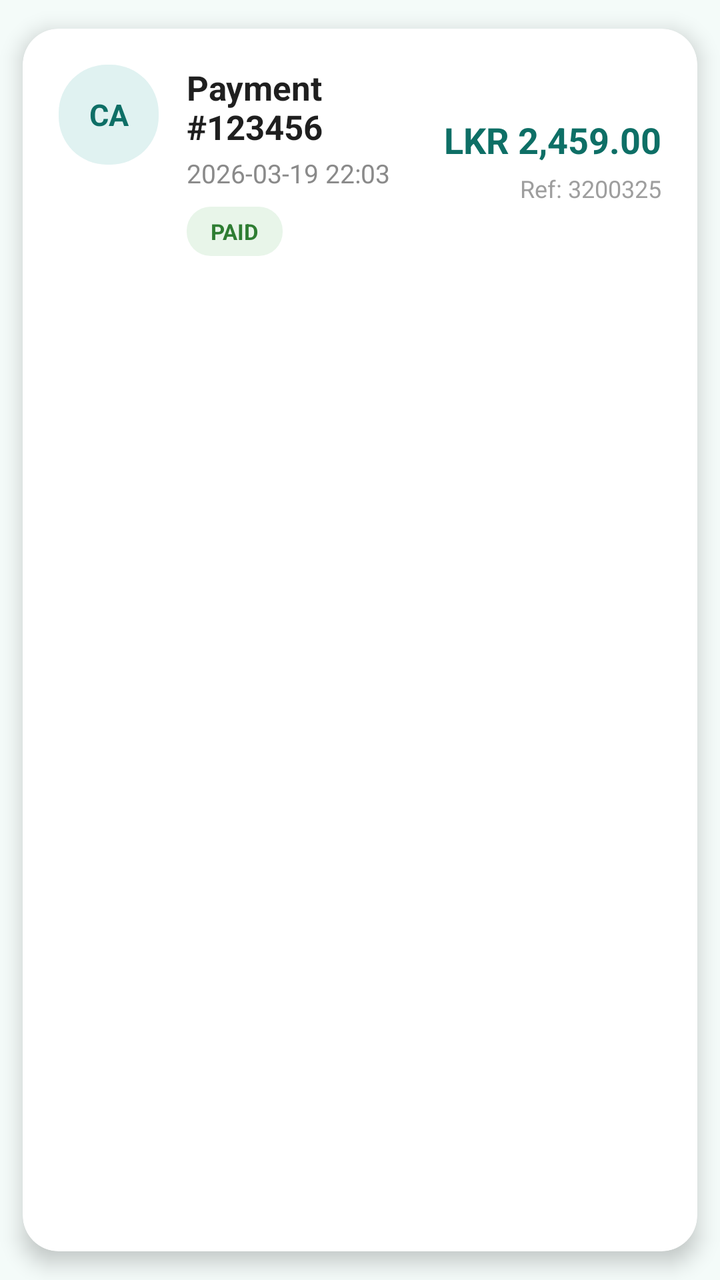
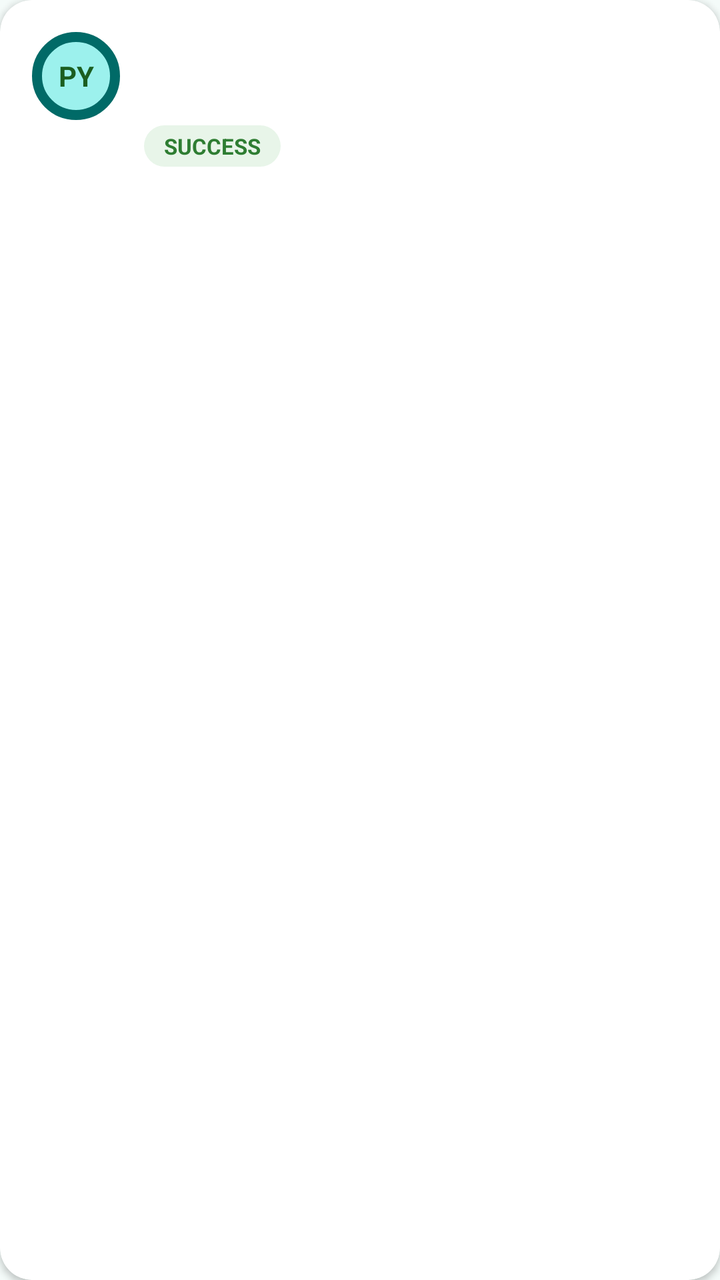

The first picture is an Android layout as it rendered before a commit; the second is the same layout after the commit. The layout source and the unified diff follow.
<!-- AndroidManifest.xml: application theme Theme.StudySphere -->
<!-- res/layout/payment_item.xml -->
<?xml version="1.0" encoding="utf-8"?>
<androidx.cardview.widget.CardView
    xmlns:android="http://schemas.android.com/apk/res/android"
    xmlns:app="http://schemas.android.com/apk/res-auto"
    android:layout_width="match_parent"
    android:layout_height="wrap_content"
    android:layout_marginBottom="14dp"
    app:cardCornerRadius="18dp"
    app:cardElevation="6dp"
    app:cardUseCompatPadding="true"
    app:cardBackgroundColor="#FFFFFF"
    android:foreground="?attr/selectableItemBackground">

    <LinearLayout
        android:layout_width="match_parent"
        android:layout_height="wrap_content"
        android:orientation="horizontal"
        android:padding="18dp">

        
        <TextView
            android:id="@+id/iconText"
            android:layout_width="50dp"
            android:layout_height="50dp"
            android:gravity="center"
            android:text="CA"
            android:textStyle="bold"
            android:textColor="#0E6F66"
            android:textSize="15sp"
            android:background="@drawable/icon_circle_green"/>

        
        <LinearLayout
            android:layout_width="0dp"
            android:layout_height="wrap_content"
            android:layout_weight="1"
            android:orientation="vertical"
            android:layout_marginStart="14dp">

            <TextView
                android:id="@+id/titleText"
                android:layout_width="wrap_content"
                android:layout_height="wrap_content"
                android:text="Payment #123456"
                android:textStyle="bold"
                android:textSize="17sp"
                android:textColor="#1F1F1F"/>

            <TextView
                android:id="@+id/locationDateText"
                android:layout_width="wrap_content"
                android:layout_height="wrap_content"
                android:text="2026-03-19 22:03"
                android:textSize="13sp"
                android:textColor="#8A8A8A"
                android:layout_marginTop="3dp"/>

            <TextView
                android:id="@+id/statusText"
                android:layout_width="wrap_content"
                android:layout_height="wrap_content"
                android:text="PAID"
                android:textSize="11sp"
                android:textStyle="bold"
                android:textColor="#2E7D32"
                android:background="@drawable/status_completed"
                android:paddingStart="12dp"
                android:paddingEnd="12dp"
                android:paddingTop="5dp"
                android:paddingBottom="5dp"
                android:layout_marginTop="8dp"/>
        </LinearLayout>

        
        <LinearLayout
            android:layout_width="wrap_content"
            android:layout_height="match_parent"
            android:orientation="vertical"
            android:gravity="end|center_vertical">

            <TextView
                android:id="@+id/amountText"
                android:layout_width="wrap_content"
                android:layout_height="wrap_content"
                android:text="LKR 2,459.00"
                android:textSize="18sp"
                android:textStyle="bold"
                android:textColor="#0E6F66"/>

            <TextView
                android:id="@+id/ticketCountText"
                android:layout_width="wrap_content"
                android:layout_height="wrap_content"
                android:text="Ref: 3200325"
                android:textSize="12sp"
                android:textColor="#9E9E9E"
                android:layout_marginTop="4dp"/>
        </LinearLayout>

    </LinearLayout>

</androidx.cardview.widget.CardView>
<!-- resources referenced by this layout -->
<resources>
  <!-- drawable icon_circle_green (drawable) -->
  <shape xmlns:android="http://schemas.android.com/apk/res/android">
      <solid android:color="#E0F2F1"/>
      <corners android:radius="24dp"/>
  </shape>
  <!-- drawable status_completed (drawable) -->
  <?xml version="1.0" encoding="utf-8"?>
  <shape xmlns:android="http://schemas.android.com/apk/res/android">
  
      <solid android:color="#E8F5E9"/>
  
      <corners android:radius="12dp"/>
  
      <padding
          android:left="8dp"
          android:right="8dp"
          android:top="2dp"
          android:bottom="2dp"/>
  
  </shape>
  <color name="md_theme_primary">#006A67</color>
  <color name="md_theme_onPrimary">#FFFFFF</color>
  <color name="md_theme_primaryContainer">#9CF1ED</color>
  <color name="md_theme_onPrimaryContainer">#00504D</color>
  <color name="md_theme_secondary">#4A6361</color>
  <color name="md_theme_onSecondary">#FFFFFF</color>
  <color name="md_theme_secondaryContainer">#CCE8E6</color>
  <color name="md_theme_onSecondaryContainer">#324B4A</color>
  <color name="md_theme_tertiary">#49607B</color>
  <color name="md_theme_onTertiary">#FFFFFF</color>
  <color name="md_theme_tertiaryContainer">#D1E4FF</color>
  <color name="md_theme_onTertiaryContainer">#324862</color>
  <color name="md_theme_error">#BA1A1A</color>
  <color name="md_theme_onError">#FFFFFF</color>
  <color name="md_theme_errorContainer">#FFDAD6</color>
  <color name="md_theme_onErrorContainer">#93000A</color>
  <color name="md_theme_background">#F4FBF9</color>
  <color name="md_theme_onBackground">#161D1C</color>
  <color name="md_theme_surface">#F4FBF9</color>
  <color name="md_theme_onSurface">#161D1C</color>
  <color name="md_theme_surfaceVariant">#DAE5E3</color>
  <color name="md_theme_onSurfaceVariant">#3F4948</color>
  <color name="md_theme_outline">#6F7978</color>
  <color name="md_theme_outlineVariant">#BEC9C7</color>
  <color name="md_theme_inverseSurface">#2B3231</color>
  <color name="md_theme_inverseOnSurface">#ECF2F1</color>
  <color name="md_theme_inversePrimary">#80D5D1</color>
  <color name="md_theme_primaryFixed">#9CF1ED</color>
  <color name="md_theme_onPrimaryFixed">#00201F</color>
  <color name="md_theme_primaryFixedDim">#80D5D1</color>
  <color name="md_theme_onPrimaryFixedVariant">#00504D</color>
  <color name="md_theme_secondaryFixed">#CCE8E6</color>
  <color name="md_theme_onSecondaryFixed">#051F1E</color>
  <color name="md_theme_secondaryFixedDim">#B0CCCA</color>
  <color name="md_theme_onSecondaryFixedVariant">#324B4A</color>
  <color name="md_theme_tertiaryFixed">#D1E4FF</color>
  <color name="md_theme_onTertiaryFixed">#021D35</color>
  <color name="md_theme_tertiaryFixedDim">#B1C8E8</color>
  <color name="md_theme_onTertiaryFixedVariant">#324862</color>
  <color name="md_theme_surfaceDim">#D5DBDA</color>
  <color name="md_theme_surfaceBright">#F4FBF9</color>
  <color name="md_theme_surfaceContainerLowest">#FFFFFF</color>
  <color name="md_theme_surfaceContainerLow">#EFF5F3</color>
  <color name="md_theme_surfaceContainer">#E9EFEE</color>
  <color name="md_theme_surfaceContainerHigh">#E3E9E8</color>
  <color name="md_theme_surfaceContainerHighest">#DDE4E2</color>
  <!-- unchanged entries left out for length: 1 -->
</resources>

<!-- the commit's change to res/layout/payment_item.xml (unified diff, before → after) -->
@@ -1,102 +1,102 @@
 <?xml version="1.0" encoding="utf-8"?>
-<androidx.cardview.widget.CardView
-    xmlns:android="http://schemas.android.com/apk/res/android"
+<androidx.cardview.widget.CardView xmlns:android="http://schemas.android.com/apk/res/android"
     xmlns:app="http://schemas.android.com/apk/res-auto"
     android:layout_width="match_parent"
     android:layout_height="wrap_content"
-    android:layout_marginBottom="14dp"
-    app:cardCornerRadius="18dp"
-    app:cardElevation="6dp"
-    app:cardUseCompatPadding="true"
-    app:cardBackgroundColor="#FFFFFF"
-    android:foreground="?attr/selectableItemBackground">
+    android:layout_marginHorizontal="12dp"
+    android:layout_marginVertical="6dp"
+    app:cardCornerRadius="16dp"
+    app:cardElevation="2dp">
 
-    <LinearLayout
+    <androidx.constraintlayout.widget.ConstraintLayout
         android:layout_width="match_parent"
         android:layout_height="wrap_content"
-        android:orientation="horizontal"
-        android:padding="18dp">
+        android:padding="16dp">
 
-        
         <TextView
             android:id="@+id/iconText"
-            android:layout_width="50dp"
-            android:layout_height="50dp"
+            android:layout_width="44dp"
+            android:layout_height="44dp"
+            android:background="@drawable/circle_shape"
             android:gravity="center"
-            android:text="CA"
+            android:text="PY"
+            android:textColor="#1B5E20"
+            android:textSize="14sp"
             android:textStyle="bold"
-            android:textColor="#0E6F66"
-            android:textSize="15sp"
-            android:background="@drawable/icon_circle_green"/>
+            app:layout_constraintStart_toStartOf="parent"
+            app:layout_constraintTop_toTopOf="parent" />
 
-        
-        <LinearLayout
+        <TextView
+            android:id="@+id/titleText"
             android:layout_width="0dp"
             android:layout_height="wrap_content"
-            android:layout_weight="1"
-            android:orientation="vertical"
-            android:layout_marginStart="14dp">
+            android:layout_marginStart="12dp"
+            android:layout_marginEnd="8dp"
+            android:textColor="#222222"
+            android:textSize="15sp"
+            android:textStyle="bold"
+            app:layout_constraintEnd_toStartOf="@id/amountText"
+            app:layout_constraintStart_toEndOf="@id/iconText"
+            app:layout_constraintTop_toTopOf="parent" />
 
-            <TextView
-                android:id="@+id/titleText"
-                android:layout_width="wrap_content"
-                android:layout_height="wrap_content"
-                android:text="Payment #123456"
-                android:textStyle="bold"
-                android:textSize="17sp"
-                android:textColor="#1F1F1F"/>
+        <TextView
+            android:id="@+id/locationDateText"
+            android:layout_width="wrap_content"
+            android:layout_height="wrap_content"
+            android:layout_marginTop="2dp"
+            android:textColor="#777777"
+            android:textSize="12sp"
+            app:layout_constraintStart_toStartOf="@id/titleText"
+            app:layout_constraintTop_toBottomOf="@id/titleText" />
 
-            <TextView
-                android:id="@+id/locationDateText"
-                android:layout_width="wrap_content"
-                android:layout_height="wrap_content"
-                android:text="2026-03-19 22:03"
-                android:textSize="13sp"
-                android:textColor="#8A8A8A"
-                android:layout_marginTop="3dp"/>
+        <TextView
+            android:id="@+id/amountText"
+            android:layout_width="wrap_content"
+            android:layout_height="wrap_content"
+            android:textColor="#00695C"
+            android:textSize="16sp"
+            android:textStyle="bold"
+            app:layout_constraintEnd_toEndOf="parent"
+            app:layout_constraintTop_toTopOf="parent" />
 
-            <TextView
-                android:id="@+id/statusText"
-                android:layout_width="wrap_content"
-                android:layout_height="wrap_content"
-                android:text="PAID"
-                android:textSize="11sp"
-                android:textStyle="bold"
-                android:textColor="#2E7D32"
-                android:background="@drawable/status_completed"
-                android:paddingStart="12dp"
-                android:paddingEnd="12dp"
-                android:paddingTop="5dp"
-                android:paddingBottom="5dp"
-                android:layout_marginTop="8dp"/>
-        </LinearLayout>
+        <TextView
+            android:id="@+id/ticketCountText"
+            android:layout_width="wrap_content"
+            android:layout_height="wrap_content"
+            android:layout_marginTop="2dp"
+            android:textColor="#888888"
+            android:textSize="11sp"
+            app:layout_constraintEnd_toEndOf="parent"
+            app:layout_constraintTop_toBottomOf="@id/amountText" />
 
-        
-        <LinearLayout
+        <TextView
+            android:id="@+id/statusText"
             android:layout_width="wrap_content"
-            android:layout_height="match_parent"
-            android:orientation="vertical"
-            android:gravity="end|center_vertical">
+            android:layout_height="wrap_content"
+            android:layout_marginTop="8dp"
+            android:background="@drawable/status_completed"
+            android:paddingHorizontal="10dp"
+            android:paddingVertical="3dp"
+            android:text="SUCCESS"
+            android:textColor="#2E7D32"
+            android:textSize="11sp"
+            android:textStyle="bold"
+            app:layout_constraintStart_toStartOf="@id/titleText"
+            app:layout_constraintTop_toBottomOf="@id/locationDateText" />
 
-            <TextView
-                android:id="@+id/amountText"
-                android:layout_width="wrap_content"
-                android:layout_height="wrap_content"
-                android:text="LKR 2,459.00"
-                android:textSize="18sp"
-                android:textStyle="bold"
-                android:textColor="#0E6F66"/>
+        <TextView
+            android:id="@+id/trackingText"
+            android:layout_width="0dp"
+            android:layout_height="wrap_content"
+            android:layout_marginTop="8dp"
+            android:textColor="#1565C0"
+            android:textSize="12sp"
+            android:textStyle="bold"
+            android:visibility="gone"
+            app:layout_constraintEnd_toEndOf="parent"
+            app:layout_constraintStart_toStartOf="@id/titleText"
+            app:layout_constraintTop_toBottomOf="@id/statusText" />
 
-            <TextView
-                android:id="@+id/ticketCountText"
-                android:layout_width="wrap_content"
-                android:layout_height="wrap_content"
-                android:text="Ref: 3200325"
-                android:textSize="12sp"
-                android:textColor="#9E9E9E"
-                android:layout_marginTop="4dp"/>
-        </LinearLayout>
-
-    </LinearLayout>
+    </androidx.constraintlayout.widget.ConstraintLayout>
 
 </androidx.cardview.widget.CardView>
<!-- resource entries referenced after the edit -->
@@ -1,9 +1,21 @@
 <!-- resources referenced by this layout -->
 <resources>
-  <!-- drawable icon_circle_green (drawable) -->
-  <shape xmlns:android="http://schemas.android.com/apk/res/android">
-      <solid android:color="#E0F2F1"/>
-      <corners android:radius="24dp"/>
+  <!-- drawable circle_shape (drawable) -->
+  <?xml version="1.0" encoding="utf-8"?>
+  <shape xmlns:android="http://schemas.android.com/apk/res/android"
+      android:shape="oval">
+  
+      <solid android:color="@color/md_theme_primaryContainer"/>
+  
+      <stroke
+          android:width="5dp"
+          android:color="@color/md_theme_primary"/>
+  
+      <padding
+          android:left="2dp"
+          android:top="2dp"
+          android:right="2dp"
+          android:bottom="2dp"/>
   </shape>
   <!-- drawable status_completed (drawable) -->
   <?xml version="1.0" encoding="utf-8"?>
